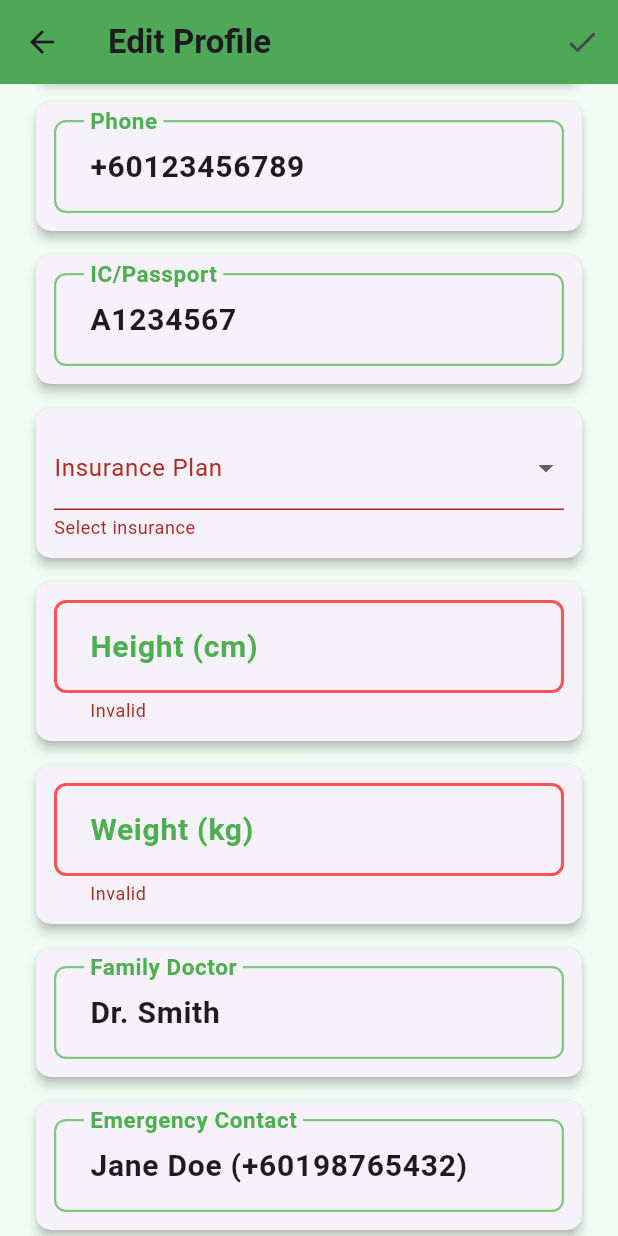
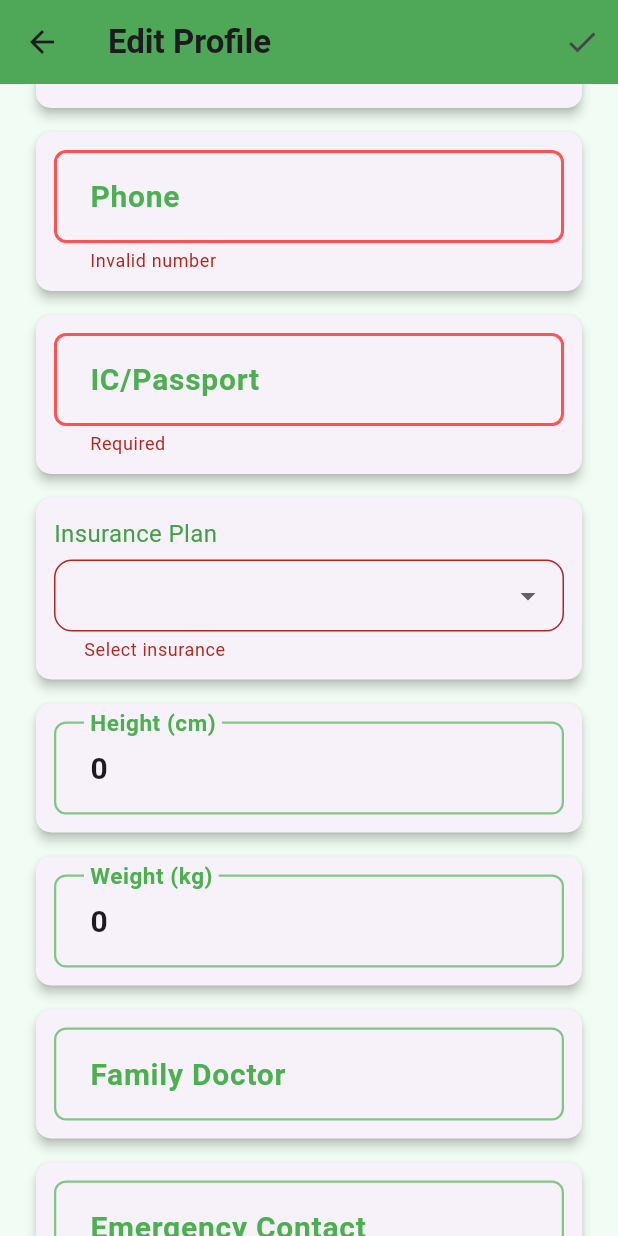
Before and after one commit to SECJ3623-MAP-24252/map-group-project-family-guy, a Flutter app: the ProfileEditScreen screen opened by its route, scrolled down 576 dp, after a tap on the "check" icon, on a phone screen of 412 x 824 dp. Run offline on Flutter 3.47's test engine with Material 3 defaults, Android fonts, the phone set to English and light mode, and no system bars; our stand-ins replace cloud_firestore, file_picker, firebase_auth, firebase_core, firebase_storage, flutter_dotenv and 9 more; missing offline and left inert: agora_rtc_engine; accounts and stored records are empty.

Commit message:
home page , profile ,main dart (update,edit)

```diff
--- a/Care_Plus/lib/main.dart
+++ b/Care_Plus/lib/main.dart
@@ -67,7 +67,7 @@ Future<void> main() async {
 }
 
 class CarePlusApp extends StatelessWidget {
-  const CarePlusApp({Key? key}) : super(key: key);
+  const CarePlusApp({super.key});
 
   @override
   Widget build(BuildContext context) {
@@ -121,7 +121,7 @@ class AppRoutes {
 
 /// MainScaffold 放在 main.dart 中或单独文件
 class MainScaffold extends StatefulWidget {
-  const MainScaffold({Key? key}) : super(key: key);
+  const MainScaffold({super.key});
 
   @override
   _MainScaffoldState createState() => _MainScaffoldState();
--- a/Care_Plus/lib/screens/Profile/profile_edit_screen.dart
+++ b/Care_Plus/lib/screens/Profile/profile_edit_screen.dart
@@ -1,7 +1,9 @@
 import 'dart:io';
+import 'dart:convert';
 import 'package:flutter/material.dart';
 import 'package:intl/intl.dart';
 import 'package:image_picker/image_picker.dart';
+import 'package:cloud_firestore/cloud_firestore.dart';
 import 'package:Care_Plus/widgets/profile_text_box.dart';
 
 class ProfileEditScreen extends StatefulWidget {
@@ -32,12 +34,47 @@ class _ProfileEditScreenState extends State<ProfileEditScreen> {
   DateTime? _selectedDOB;
   String? _selectedInsurance;
 
-  File? _avatarImageFile;
-  final ImagePicker _picker = ImagePicker();
+  File? _avatarFile;
+  ImageProvider? _avatarImageProvider;
+  String? _avatarBase64;
+  final _picker = ImagePicker();
+  final List<String> _insuranceOptions = ['AIA', 'Great Eastern', 'Prudential', 'Etiqa', 'AXA', 'Others'];
+  bool _showEditIcon = false;
 
-  final List<String> _insuranceOptions = ['AIA', 'Great Eastern', 'Prudential', 'Etiqa', 'AXA', 'Others'];
+  final _docRef = FirebaseFirestore.instance
+      .collection('profiles_demo')
+      .doc('currentProfile');
 
-  bool _showEditIcon = false;
+  @override
+  void initState() {
+    super.initState();
+    _docRef.get().then((snap) {
+      if (snap.exists) {
+        final data = snap.data()!;
+        setState(() {
+          _nameController.text             = data['name'] ?? _nameController.text;
+          _dobController.text              = data['dob'] ?? _dobController.text;
+          _ageController.text              = data['age']?.toString() ?? _ageController.text;
+          _emailController.text            = data['email'] ?? _emailController.text;
+          _phoneController.text            = data['phone'] ?? _phoneController.text;
+          _icController.text               = data['icPassport'] ?? _icController.text;
+          _heightController.text           = data['height']?.toString() ?? _heightController.text;
+          _weightController.text           = data['weight']?.toString() ?? _weightController.text;
+          _selectedInsurance               = data['insurancePlan'] ?? _selectedInsurance;
+          _otherInsuranceController.text   = data['otherInsurance'] ?? _otherInsuranceController.text;
+          _familyDoctorController.text     = data['familyDoctor'] ?? _familyDoctorController.text;
+          _emergencyContactController.text = data['emergencyContact'] ?? _emergencyContactController.text;
+          _medicalController.text          = data['medicalHistory'] ?? _medicalController.text;
+          _allergyController.text          = data['allergyHistory'] ?? _allergyController.text;
+          _avatarBase64                    = data['avatarBase64'] ?? _avatarBase64;
+          if (_avatarBase64 != null && _avatarBase64!.isNotEmpty) {
+            final bytes = base64Decode(_avatarBase64!);
+            _avatarImageProvider = MemoryImage(bytes);
+          }
+        });
+      }
+    });
+  }
 
   @override
   void dispose() {
@@ -58,11 +95,19 @@ class _ProfileEditScreenState extends State<ProfileEditScreen> {
   }
 
   Future<void> _pickImage() async {
-    final pickedFile = await _picker.pickImage(source: ImageSource.gallery, maxWidth: 600, maxHeight: 600);
-    if (pickedFile != null) {
+    final picked = await _picker.pickImage(
+      source: ImageSource.gallery, maxWidth: 600, maxHeight: 600,
+    );
+    if (picked != null) {
+      final file = File(picked.path);
+      final bytes = await file.readAsBytes();
+      final b64 = base64Encode(bytes);
       setState(() {
-        _avatarImageFile = File(pickedFile.path);
+        _avatarFile = file;
+        _avatarBase64 = b64;
+        _avatarImageProvider = MemoryImage(bytes);
       });
+      await _docRef.set({'avatarBase64': b64}, SetOptions(merge: true));
     }
   }
 
@@ -70,20 +115,14 @@ class _ProfileEditScreenState extends State<ProfileEditScreen> {
     final picked = await showDatePicker(
       context: context,
       initialDate: _selectedDOB ?? DateTime(1950),
-      firstDate: DateTime(1900),
-      lastDate: DateTime.now(),
-      builder: (context, child) => Theme(
-        data: Theme.of(context).copyWith(
+      firstDate: DateTime(1900), lastDate: DateTime.now(),
+      builder: (ctx, child) => Theme(
+        data: Theme.of(ctx).copyWith(
           colorScheme: const ColorScheme.light(
-            primary: Color(0xFF4CAF50),
-            onPrimary: Colors.white,
-            onSurface: Colors.black,
+            primary: Color(0xFF4CAF50), onPrimary: Colors.white, onSurface: Colors.black,
           ),
-        ),
-        child: child!,
-      ),
+        ), child: child!),
     );
-
     if (picked != null) {
       setState(() {
         _selectedDOB = picked;
@@ -93,26 +132,40 @@ class _ProfileEditScreenState extends State<ProfileEditScreen> {
     }
   }
 
-  int _calculateAge(DateTime birthDate) {
+  int _calculateAge(DateTime birth) {
     final now = DateTime.now();
-    int age = now.year - birthDate.year;
-    if (now.month < birthDate.month || (now.month == birthDate.month && now.day < birthDate.day)) {
-      age--;
-    }
+    int age = now.year - birth.year;
+    if (now.month < birth.month || (now.month == birth.month && now.day < birth.day)) age--;
     return age;
   }
 
-  void _save() {
-    if (_formKey.currentState!.validate()) {
+  Future<void> _save() async {
+    if (!_formKey.currentState!.validate()) return;
+    final data = {
+      'name'            : _nameController.text.trim(),
+      'dob'             : _dobController.text.trim(),
+      'age'             : int.tryParse(_ageController.text) ?? 0,
+      'email'           : _emailController.text.trim(),
+      'phone'           : _phoneController.text.trim(),
+      'icPassport'      : _icController.text.trim(),
+      'height'          : double.tryParse(_heightController.text) ?? 0.0,
+      'weight'          : double.tryParse(_weightController.text) ?? 0.0,
+      'insurancePlan'   : _selectedInsurance ?? '',
+      'otherInsurance'  : _otherInsuranceController.text.trim(),
+      'familyDoctor'    : _familyDoctorController.text.trim(),
+      'emergencyContact': _emergencyContactController.text.trim(),
+      'medicalHistory'  : _medicalController.text.trim(),
+      'allergyHistory'  : _allergyController.text.trim(),
+      'avatarBase64'    : _avatarBase64 ?? '',
+    };
+    await _docRef.set(data, SetOptions(merge: true));
     ScaffoldMessenger.of(context).showSnackBar(
       const SnackBar(content: Text("Profile updated successfully"), backgroundColor: Color(0xFF4CAF50)),
     );
     Navigator.pop(context);
   }
-  }
 
-  Widget _avatarPicker() {
-    return Center(
+  Widget _avatarPicker() => Center(
     child: MouseRegion(
       onEnter: (_) => setState(() => _showEditIcon = true),
       onExit: (_) => setState(() => _showEditIcon = false),
@@ -124,18 +177,15 @@ class _ProfileEditScreenState extends State<ProfileEditScreen> {
             CircleAvatar(
               radius: 56,
               backgroundColor: Colors.teal.shade100,
-                backgroundImage: _avatarImageFile != null
-                    ? FileImage(_avatarImageFile!)
-                    : const AssetImage('assets/images/profile_avatar.png') as ImageProvider,
+              backgroundImage: _avatarImageProvider ??
+                (_avatarFile != null ? FileImage(_avatarFile!)
+                   : const AssetImage('assets/images/profile_avatar.png')) as ImageProvider,
             ),
             AnimatedOpacity(
-                opacity: _showEditIcon ? 1.0 : 0.0,
+              opacity: _showEditIcon ? 1 : 0,
               duration: const Duration(milliseconds: 300),
               child: Container(
-                  decoration: const BoxDecoration(
-                    color: Color(0xFF4CAF50),
-                    shape: BoxShape.circle,
-                  ),
+                decoration: const BoxDecoration(color: Color(0xFF4CAF50), shape: BoxShape.circle),
                 padding: const EdgeInsets.all(8),
                 child: const Icon(Icons.edit, color: Colors.white, size: 24),
               ),
@@ -145,21 +195,16 @@ class _ProfileEditScreenState extends State<ProfileEditScreen> {
       ),
     ),
   );
-  }
 
-  Widget _buildCard(Widget child) {
-    return Card(
-      margin: const EdgeInsets.symmetric(vertical: 8),
-      elevation: 3,
+  Widget _buildCard(Widget child) => Card(
+    margin: const EdgeInsets.symmetric(vertical: 8), elevation: 3,
     shape: RoundedRectangleBorder(borderRadius: BorderRadius.circular(10)),
     child: Padding(padding: const EdgeInsets.all(12), child: child),
   );
-  }
 
   @override
   Widget build(BuildContext context) {
     final isGuardian = widget.isGuardian;
-
     return Scaffold(
       backgroundColor: const Color(0xFFF1FDF4),
       appBar: AppBar(
@@ -174,50 +219,44 @@ class _ProfileEditScreenState extends State<ProfileEditScreen> {
           children: [
             _avatarPicker(),
             const SizedBox(height: 24),
-            _buildCard(ProfileTextBox(controller: _nameController, label: "Name", validator: (val) => val!.isEmpty ? "Required" : null)),
-            _buildCard(ProfileTextBox(controller: _dobController, label: "Date of Birth", readOnly: true, onTap: _pickDOB, validator: (val) => val!.isEmpty ? "Required" : null)),
+            _buildCard(ProfileTextBox(controller: _nameController, label: "Name", validator: (v) => v!.isEmpty ? "Required" : null)),
+            _buildCard(ProfileTextBox(controller: _dobController, label: "Date of Birth", readOnly: true, onTap: _pickDOB, validator: (v) => v!.isEmpty ? "Required" : null)),
             _buildCard(ProfileTextBox(controller: _ageController, label: "Age", readOnly: true)),
-            _buildCard(ProfileTextBox(controller: _emailController, label: "Email", validator: (val) => val!.contains('@') ? null : "Invalid email")),
-            _buildCard(ProfileTextBox(controller: _phoneController, label: "Phone", keyboardType: TextInputType.phone, validator: (val) => val!.length < 10 ? "Invalid number" : null)),
-            if (!isGuardian) _buildCard(ProfileTextBox(controller: _icController, label: "IC/Passport", readOnly: true)),
+            _buildCard(ProfileTextBox(controller: _emailController, label: "Email", validator: (v) => v!.contains('@') ? null : "Invalid email")),
+            _buildCard(ProfileTextBox(controller: _phoneController, label: "Phone", keyboardType: TextInputType.phone, validator: (v) => v!.length < 10 ? "Invalid number" : null)),
+            if (!isGuardian) _buildCard(ProfileTextBox(controller: _icController, label: "IC/Passport", validator: (v) => v!.isEmpty ? "Required" : null)),
             _buildCard(
-              Row(
+              Column(
+                crossAxisAlignment: CrossAxisAlignment.start,
                 children: [
-                  Expanded(
-                    child: DropdownButtonFormField<String>(
+                  Text("Insurance Plan", style: TextStyle(color: Colors.green.shade600, fontSize: 16)),
+                  const SizedBox(height: 6),
+                  DropdownButtonFormField<String>(
                     value: _selectedInsurance,
-                      decoration: const InputDecoration(labelText: "Insurance Plan"),
+                    decoration: InputDecoration(
+                      border: OutlineInputBorder(borderRadius: BorderRadius.circular(12)),
+                      contentPadding: const EdgeInsets.symmetric(vertical: 12, horizontal: 16),
+                    ),
                     items: _insuranceOptions.map((e) => DropdownMenuItem(value: e, child: Text(e))).toList(),
-                      onChanged: (val) {
-                        setState(() {
-                          _selectedInsurance = val;
-                          if (val != 'Others') _otherInsuranceController.clear();
-                        });
-                      },
-                      validator: (val) => val == null ? "Select insurance" : null,
+                    onChanged: (v) => setState(() {
+                      _selectedInsurance = v;
+                      if (v != 'Others') _otherInsuranceController.clear();
+                    }),
+                    validator: (v) => v == null ? "Select insurance" : null,
                   ),
-                  ),
-                  if (_selectedInsurance == 'Others') const SizedBox(width: 8),
-                  if (_selectedInsurance == 'Others')
-                    Expanded(
-                      child: ProfileTextBox(
-                        controller: _otherInsuranceController,
-                        label: "Specify Insurance",
-                        validator: (val) => val!.isEmpty ? "Required" : null,
-                      ),
-                    ),
+                  if (_selectedInsurance == 'Others') ...[
+                    const SizedBox(height: 12),
+                    ProfileTextBox(controller: _otherInsuranceController, label: "Specify Insurance", validator: (v) => v!.isEmpty ? "Required" : null),
+                  ],
                 ],
               ),
             ),
-            _buildCard(ProfileTextBox(controller: _heightController, label: "Height (cm)", keyboardType: TextInputType.number, validator: (val) => double.tryParse(val!) != null ? null : "Invalid")),
-
-            _buildCard(ProfileTextBox(controller: _weightController, label: "Weight (kg)", keyboardType: TextInputType.number, validator: (val) => double.tryParse(val!) != null ? null : "Invalid")),
-
+            _buildCard(ProfileTextBox(controller: _heightController, label: "Height (cm)", keyboardType: TextInputType.number, validator: (v) => double.tryParse(v!) != null ? null : "Invalid")),
+            _buildCard(ProfileTextBox(controller: _weightController, label: "Weight (kg)", keyboardType: TextInputType.number, validator: (v) => double.tryParse(v!) != null ? null : "Invalid")),
             _buildCard(ProfileTextBox(controller: _familyDoctorController, label: "Family Doctor")),
             _buildCard(ProfileTextBox(controller: _emergencyContactController, label: "Emergency Contact")),
             if (!isGuardian) _buildCard(ProfileTextBox(controller: _medicalController, label: "Medical History", maxLines: 3)),
             _buildCard(ProfileTextBox(controller: _allergyController, label: "Allergy History", maxLines: 3)),
-
             const SizedBox(height: 30),
             SizedBox(
               height: 50,
```
Also changed, not shown: Care_Plus/lib/screens/Profile/profile_screen.dart (+89 -147 lines), Care_Plus/lib/screens/home/homepage_screen.dart (+78 -65 lines). Lines whose indentation alone changed are shown as unchanged.
